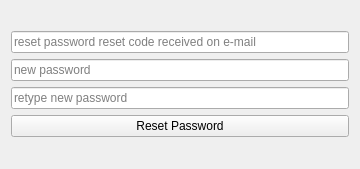
Before: the Qt Designer form ola/client/auth/reset_form.ui in myapps-directory/myapps-client, drawn with Qt 5.
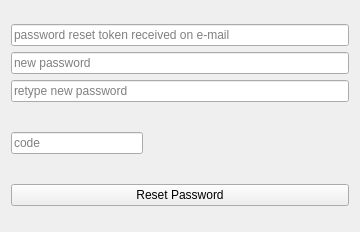
After: the same form once the commit is applied.

Diff of the .ui file:
```diff
--- a/ola/client/auth/reset_form.ui
+++ b/ola/client/auth/reset_form.ui
@@ -7,7 +7,7 @@
     <x>0</x>
     <y>0</y>
     <width>360</width>
-    <height>169</height>
+    <height>232</height>
    </rect>
   </property>
   <property name="windowTitle">
@@ -32,7 +32,7 @@
      <item>
       <widget class="QLineEdit" name="resetCodeEdit">
        <property name="placeholderText">
-        <string>reset password reset code received on e-mail</string>
+        <string>password reset token received on e-mail</string>
        </property>
        <property name="clearButtonEnabled">
         <bool>true</bool>
@@ -59,6 +59,39 @@
        </property>
       </widget>
      </item>
+     <item>
+      <layout class="QHBoxLayout" name="horizontalLayout">
+       <item>
+        <widget class="QLineEdit" name="codeEdit">
+         <property name="placeholderText">
+          <string>code</string>
+         </property>
+        </widget>
+       </item>
+       <item>
+        <widget class="QLabel" name="label">
+         <property name="minimumSize">
+          <size>
+           <width>200</width>
+           <height>70</height>
+          </size>
+         </property>
+         <property name="maximumSize">
+          <size>
+           <width>200</width>
+           <height>70</height>
+          </size>
+         </property>
+         <property name="text">
+          <string/>
+         </property>
+         <property name="scaledContents">
+          <bool>true</bool>
+         </property>
+        </widget>
+       </item>
+      </layout>
+     </item>
      <item>
       <widget class="QPushButton" name="resetButton">
        <property name="text">
```
Left out of the diff: 4 changed lines with no effect on the pictures.
